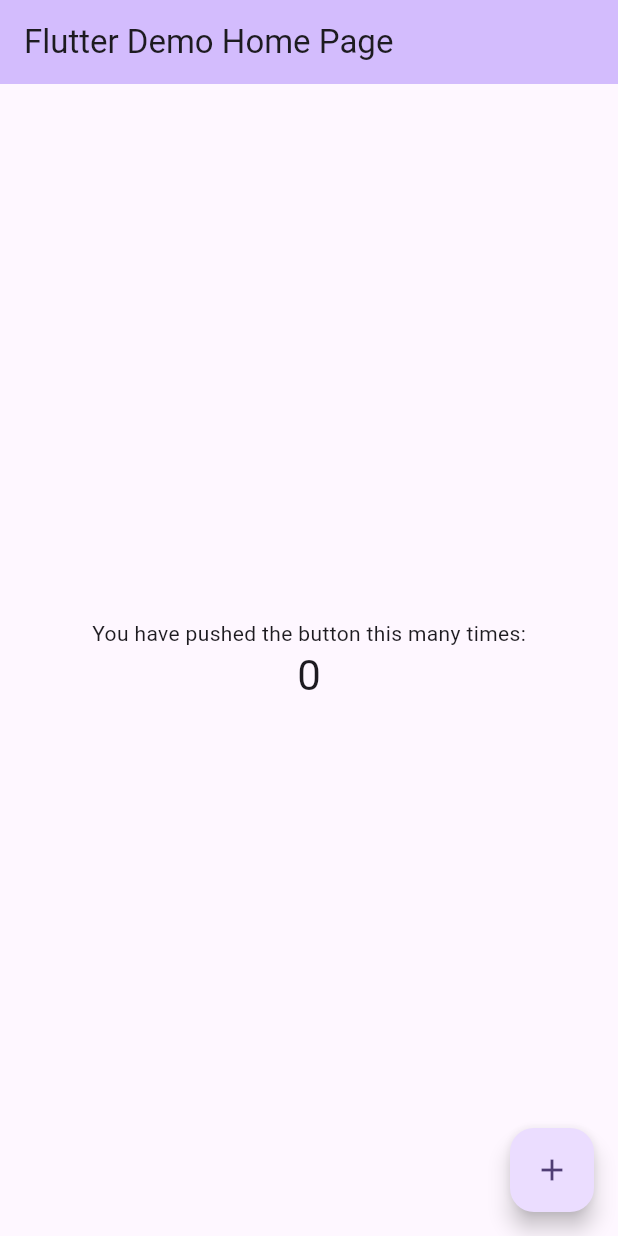
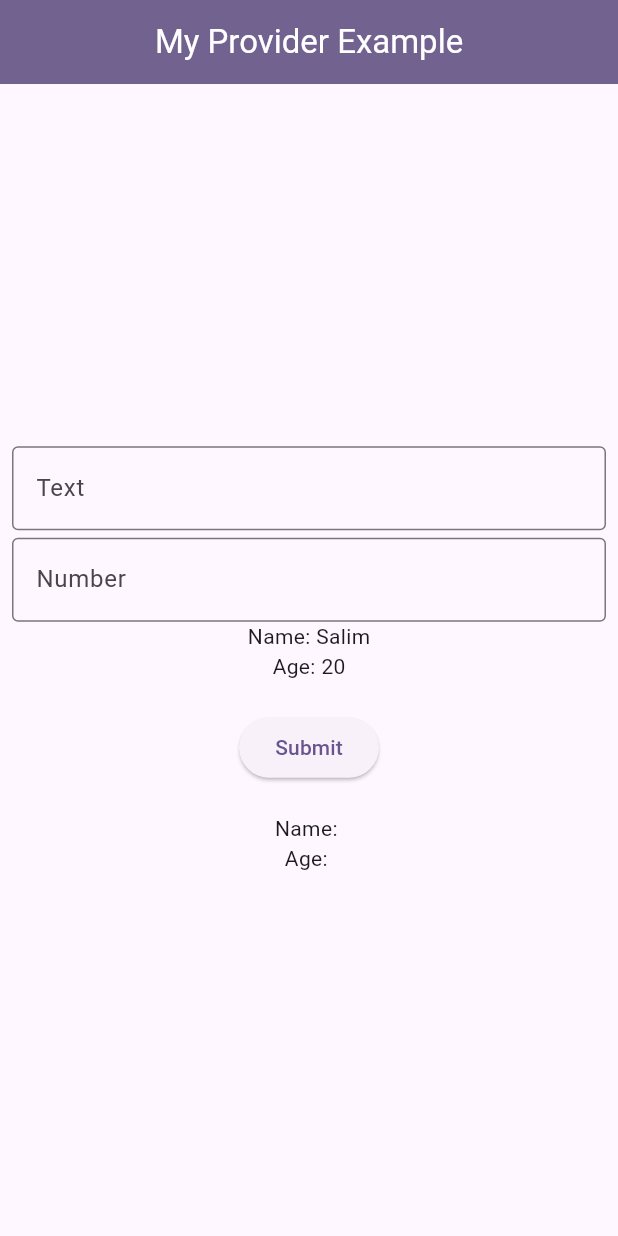
Before and after one commit to shossain786/practice_features, a Flutter app: the screen it shows after launch, on a phone screen of 412 x 824 dp. Run offline on Flutter 3.47's test engine with Material 3 defaults, Android fonts, the phone set to English and light mode, and no system bars.

Commit message:
code updated

```diff
--- a/lib/main.dart
+++ b/lib/main.dart
@@ -1,4 +1,9 @@
 import 'package:flutter/material.dart';
+import 'package:practice_features/practice_widgets/provider_practice.dart';
+import 'package:practice_features/provider/user_provider.dart';
+import 'package:provider/provider.dart';
+
+var kColorScheme = ColorScheme.fromSeed(seedColor: Colors.deepPurple);
 
 void main() {
   runApp(const MyApp());
@@ -7,119 +12,23 @@
 class MyApp extends StatelessWidget {
   const MyApp({super.key});
 
-  // This widget is the root of your application.
   @override
   Widget build(BuildContext context) {
-    return MaterialApp(
-      title: 'Flutter Demo',
-      theme: ThemeData(
-        // This is the theme of your application.
-        //
-        // TRY THIS: Try running your application with "flutter run". You'll see
-        // the application has a purple toolbar. Then, without quitting the app,
-        // try changing the seedColor in the colorScheme below to Colors.green
-        // and then invoke "hot reload" (save your changes or press the "hot
-        // reload" button in a Flutter-supported IDE, or press "r" if you used
-        // the command line to start the app).
-        //
-        // Notice that the counter didn't reset back to zero; the application
-        // state is not lost during the reload. To reset the state, use hot
-        // restart instead.
-        //
-        // This works for code too, not just values: Most code changes can be
-        // tested with just a hot reload.
-        colorScheme: ColorScheme.fromSeed(seedColor: Colors.deepPurple),
-        useMaterial3: true,
+    return ChangeNotifierProvider(
+      create: (context) => UserProvider(),
+      child: MaterialApp(
+        debugShowCheckedModeBanner: false,
+        title: 'Flutter Demo',
+        theme: ThemeData(
+            colorScheme: kColorScheme,
+            useMaterial3: true,
+            appBarTheme: AppBarTheme(
+              centerTitle: true,
+              color: kColorScheme.onPrimaryContainer.withOpacity(0.8),
+              foregroundColor: kColorScheme.onSecondary,
+            )),
+        home: MyProvider(),
       ),
-      home: const MyHomePage(title: 'Flutter Demo Home Page'),
     );
   }
 }
-
-class MyHomePage extends StatefulWidget {
-  const MyHomePage({super.key, required this.title});
-
-  // This widget is the home page of your application. It is stateful, meaning
-  // that it has a State object (defined below) that contains fields that affect
-  // how it looks.
-
-  // This class is the configuration for the state. It holds the values (in this
-  // case the title) provided by the parent (in this case the App widget) and
-  // used by the build method of the State. Fields in a Widget subclass are
-  // always marked "final".
-
-  final String title;
-
-  @override
-  State<MyHomePage> createState() => _MyHomePageState();
-}
-
-class _MyHomePageState extends State<MyHomePage> {
-  int _counter = 0;
-
-  void _incrementCounter() {
-    setState(() {
-      // This call to setState tells the Flutter framework that something has
-      // changed in this State, which causes it to rerun the build method below
-      // so that the display can reflect the updated values. If we changed
-      // _counter without calling setState(), then the build method would not be
-      // called again, and so nothing would appear to happen.
-      _counter++;
-    });
-  }
-
-  @override
-  Widget build(BuildContext context) {
-    // This method is rerun every time setState is called, for instance as done
-    // by the _incrementCounter method above.
-    //
-    // The Flutter framework has been optimized to make rerunning build methods
-    // fast, so that you can just rebuild anything that needs updating rather
-    // than having to individually change instances of widgets.
-    return Scaffold(
-      appBar: AppBar(
-        // TRY THIS: Try changing the color here to a specific color (to
-        // Colors.amber, perhaps?) and trigger a hot reload to see the AppBar
-        // change color while the other colors stay the same.
-        backgroundColor: Theme.of(context).colorScheme.inversePrimary,
-        // Here we take the value from the MyHomePage object that was created by
-        // the App.build method, and use it to set our appbar title.
-        title: Text(widget.title),
-      ),
-      body: Center(
-        // Center is a layout widget. It takes a single child and positions it
-        // in the middle of the parent.
-        child: Column(
-          // Column is also a layout widget. It takes a list of children and
-          // arranges them vertically. By default, it sizes itself to fit its
-          // children horizontally, and tries to be as tall as its parent.
-          //
-          // Column has various properties to control how it sizes itself and
-          // how it positions its children. Here we use mainAxisAlignment to
-          // center the children vertically; the main axis here is the vertical
-          // axis because Columns are vertical (the cross axis would be
-          // horizontal).
-          //
-          // TRY THIS: Invoke "debug painting" (choose the "Toggle Debug Paint"
-          // action in the IDE, or press "p" in the console), to see the
-          // wireframe for each widget.
-          mainAxisAlignment: MainAxisAlignment.center,
-          children: <Widget>[
-            const Text(
-              'You have pushed the button this many times:',
-            ),
-            Text(
-              '$_counter',
-              style: Theme.of(context).textTheme.headlineMedium,
-            ),
-          ],
-        ),
-      ),
-      floatingActionButton: FloatingActionButton(
-        onPressed: _incrementCounter,
-        tooltip: 'Increment',
-        child: const Icon(Icons.add),
-      ), // This trailing comma makes auto-formatting nicer for build methods.
-    );
-  }
-}
--- /dev/null
+++ b/lib/module/user_module.dart
@@ -0,0 +1,5 @@
+class User {
+  final String name;
+  final int age;
+  User(this.name, this.age);
+}
--- /dev/null
+++ b/lib/practice_widgets/provider_practice.dart
@@ -0,0 +1,76 @@
+// ignore_for_file: must_be_immutable
+
+import 'package:flutter/material.dart';
+import 'package:flutter/services.dart';
+import 'package:practice_features/provider/user_provider.dart';
+import 'package:provider/provider.dart';
+
+class MyProvider extends StatelessWidget {
+  MyProvider({super.key});
+
+  TextEditingController textEditingController = TextEditingController();
+  TextEditingController ageEditingController = TextEditingController();
+
+  @override
+  Widget build(BuildContext context) {
+    final userProvider = Provider.of<UserProvider>(context);
+    return Scaffold(
+      appBar: AppBar(
+        title: const Text('My Provider Example'),
+      ),
+      body: Padding(
+        padding: const EdgeInsets.all(8.0),
+        child: Center(
+          child: Column(
+            mainAxisAlignment: MainAxisAlignment.center,
+            children: <Widget>[
+              TextField(
+                decoration: const InputDecoration(
+                  hintText: 'Enter your text here...',
+                  labelText: 'Text',
+                  border: OutlineInputBorder(),
+                ),
+                controller: textEditingController,
+              ),
+              const SizedBox(height: 5),
+              TextField(
+                decoration: const InputDecoration(
+                  hintText: 'Enter your number here...',
+                  labelText: 'Number',
+                  border: OutlineInputBorder(),
+                ),
+                keyboardType: TextInputType.number,
+                controller: ageEditingController,
+                inputFormatters: <TextInputFormatter>[
+                  FilteringTextInputFormatter.digitsOnly,
+                ],
+              ),
+              Text('Name: ${userProvider.user.name}'),
+              Text('Age: ${userProvider.user.age}'),
+              const SizedBox(height: 20),
+              ElevatedButton(
+                onPressed: () {
+                  debugPrint(
+                    'Submit button pressed age: ${ageEditingController.text}',
+                  );
+                  userProvider.updateUser(
+                    textEditingController.text,
+                    int.parse(ageEditingController.text),
+                  );
+                },
+                child: const Text('Submit'),
+              ),
+              const SizedBox(height: 20),
+              Text(
+                'Name: ${textEditingController.text}',
+              ),
+              Text(
+                'Age: ${ageEditingController.text}',
+              )
+            ],
+          ),
+        ),
+      ),
+    );
+  }
+}
--- /dev/null
+++ b/lib/provider/user_provider.dart
@@ -0,0 +1,13 @@
+import 'package:flutter/material.dart';
+import 'package:practice_features/module/user_module.dart';
+
+class UserProvider extends ChangeNotifier {
+  User _user = User('Salim', 20);
+
+  User get user => _user;
+
+  void updateUser(String name, int age) {
+    _user = User(name, age);
+    notifyListeners();
+  }
+}
--- a/pubspec.yaml
+++ b/pubspec.yaml
@@ -35,6 +35,7 @@ dependencies:
   # The following adds the Cupertino Icons font to your application.
   # Use with the CupertinoIcons class for iOS style icons.
   cupertino_icons: ^1.0.6
+  provider: ^6.1.2
 
 dev_dependencies:
   flutter_test:
```
Also changed, not shown: pubspec.lock.
